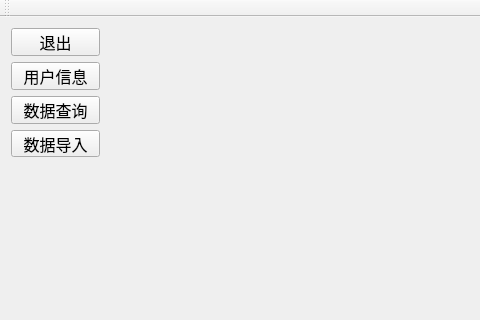
The window that mainwindow.ui (zhengnici/WorkProgram2020_Studentmanager) describes before a commit, drawn with Qt 5; both pictures show x 0 to 480 and y 0 to 320 of the 750 by 550 pixel window.
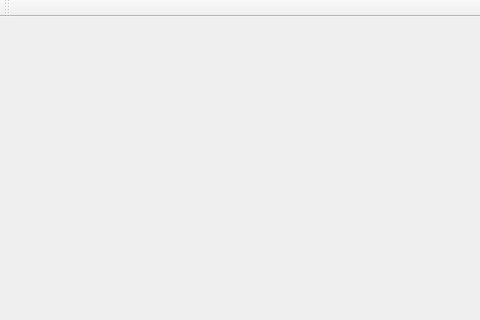
The same window after the commit.

Diff of the .ui file:
```diff
--- a/mainwindow.ui
+++ b/mainwindow.ui
@@ -18,48 +18,7 @@
   <property name="windowTitle">
    <string>MainWindow</string>
   </property>
-  <widget class="QWidget" name="centralWidget">
-   <widget class="QWidget" name="verticalLayoutWidget">
-    <property name="geometry">
-     <rect>
-      <x>0</x>
-      <y>0</y>
-      <width>111</width>
-      <height>151</height>
-     </rect>
-    </property>
-    <layout class="QVBoxLayout" name="verticalLayout">
-     <item>
-      <widget class="QPushButton" name="pushButton_1">
-       <property name="text">
-        <string>退出</string>
-       </property>
-      </widget>
-     </item>
-     <item>
-      <widget class="QPushButton" name="pushButton_2">
-       <property name="text">
-        <string>用户信息</string>
-       </property>
-      </widget>
-     </item>
-     <item>
-      <widget class="QPushButton" name="pushButton_3">
-       <property name="text">
-        <string>数据查询</string>
-       </property>
-      </widget>
-     </item>
-     <item>
-      <widget class="QPushButton" name="pushButton_4">
-       <property name="text">
-        <string>数据导入</string>
-       </property>
-      </widget>
-     </item>
-    </layout>
-   </widget>
-  </widget>
+  <widget class="QWidget" name="centralWidget"/>
   <widget class="QMenuBar" name="menuBar">
    <property name="geometry">
     <rect>
```
